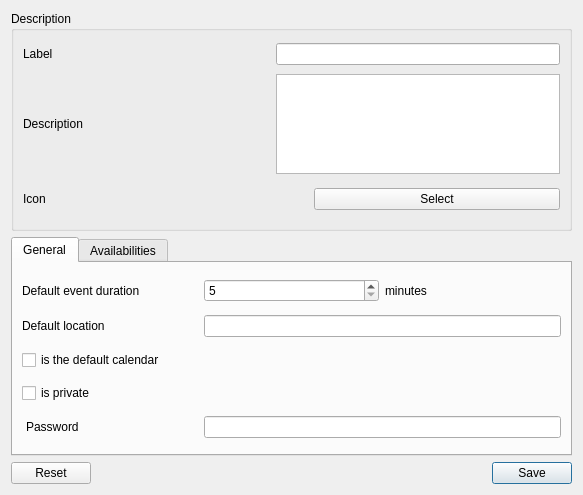
Qt form plugins/agendaplugin/usercalendareditor.ui (FreeHealth/freehealth) before a commit.
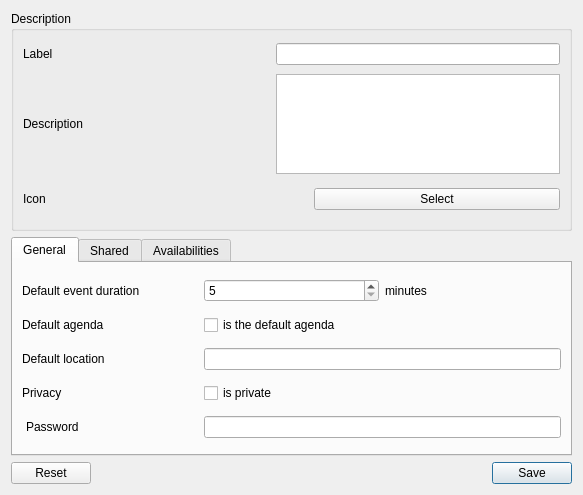
The same form after that commit. The open tabs and pages were chosen to show the change. Custom widgets are drawn as their Qt base class.

Commit message:
User - adding AgendaRights - preparing new profiles in user creator wizard - adding new fields in userbase.USERS table (title && gender) --> needs to be recreated - improving the virtual user creation (adding log/pass, manage MySQL…)
MainWin:
- creation of virtual users corrected (they are valid now)

Agenda:
- Adding an user delegate widget
- Management of user delegation

The edit to the form file:
```diff
--- a/plugins/agendaplugin/usercalendareditor.ui
+++ b/plugins/agendaplugin/usercalendareditor.ui
@@ -154,24 +154,34 @@
          </property>
         </widget>
        </item>
-       <item row="1" column="0">
+       <item row="3" column="0">
         <widget class="QLabel" name="label_9">
          <property name="text">
           <string>Default location</string>
          </property>
         </widget>
        </item>
-       <item row="1" column="1" colspan="2">
+       <item row="3" column="1" colspan="2">
         <widget class="QLineEdit" name="defaultLocation"/>
        </item>
-       <item row="2" column="0" colspan="3">
+       <item row="6" column="1" colspan="2">
+        <widget class="QLineEdit" name="password"/>
+       </item>
+       <item row="1" column="1">
         <widget class="QCheckBox" name="isDefaultCheck">
          <property name="text">
-          <string>is the default calendar</string>
+          <string>is the default agenda</string>
          </property>
         </widget>
        </item>
-       <item row="3" column="0" colspan="3">
+       <item row="1" column="0">
+        <widget class="QLabel" name="label">
+         <property name="text">
+          <string>Default agenda</string>
+         </property>
+        </widget>
+       </item>
+       <item row="4" column="1">
         <widget class="QCheckBox" name="isPrivateCheck">
          <property name="text">
           <string>is private</string>
@@ -179,6 +189,13 @@
         </widget>
        </item>
        <item row="4" column="0">
+        <widget class="QLabel" name="label_6">
+         <property name="text">
+          <string>Privacy</string>
+         </property>
+        </widget>
+       </item>
+       <item row="6" column="0">
         <widget class="QLabel" name="label_4">
          <property name="text">
           <string>Password</string>
@@ -188,8 +205,22 @@
          </property>
         </widget>
        </item>
-       <item row="4" column="1" colspan="2">
-        <widget class="QLineEdit" name="password"/>
+      </layout>
+     </widget>
+     <widget class="QWidget" name="tabDelegates">
+      <attribute name="title">
+       <string>Shared</string>
+      </attribute>
+      <layout class="QGridLayout" name="gridLayout_5">
+       <item row="0" column="0">
+        <widget class="Agenda::Internal::UserCalendarDelegatesMapperWidget" name="userCalendarDelegatesWidget" native="true">
+         <property name="sizePolicy">
+          <sizepolicy hsizetype="Expanding" vsizetype="Expanding">
+           <horstretch>0</horstretch>
+           <verstretch>0</verstretch>
+          </sizepolicy>
+         </property>
+        </widget>
        </item>
       </layout>
      </widget>
@@ -228,6 +259,14 @@
    </item>
   </layout>
  </widget>
+ <customwidgets>
+  <customwidget>
+   <class>Agenda::Internal::UserCalendarDelegatesMapperWidget</class>
+   <extends>QWidget</extends>
+   <header location="global">agendaplugin/usercalendardelegatesmapper.h</header>
+   <container>1</container>
+  </customwidget>
+ </customwidgets>
  <resources/>
  <connections/>
 </ui>
```
Left out of the diff: 2 changed lines with no effect on the pictures. The commit also changes 54 other files.
